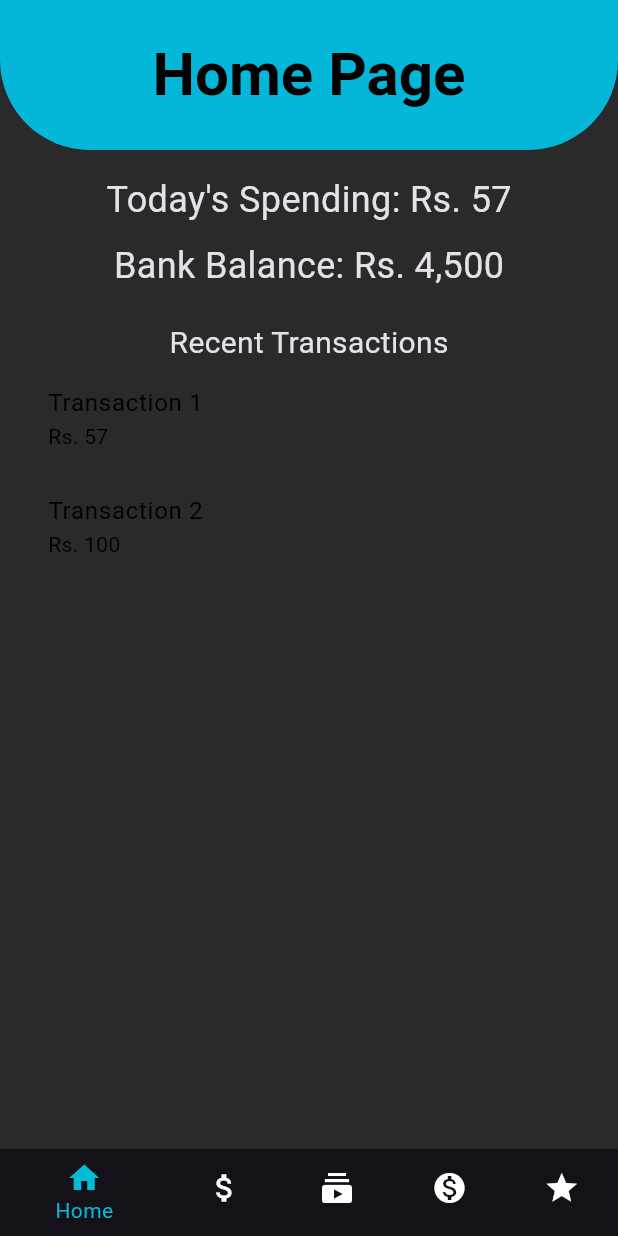
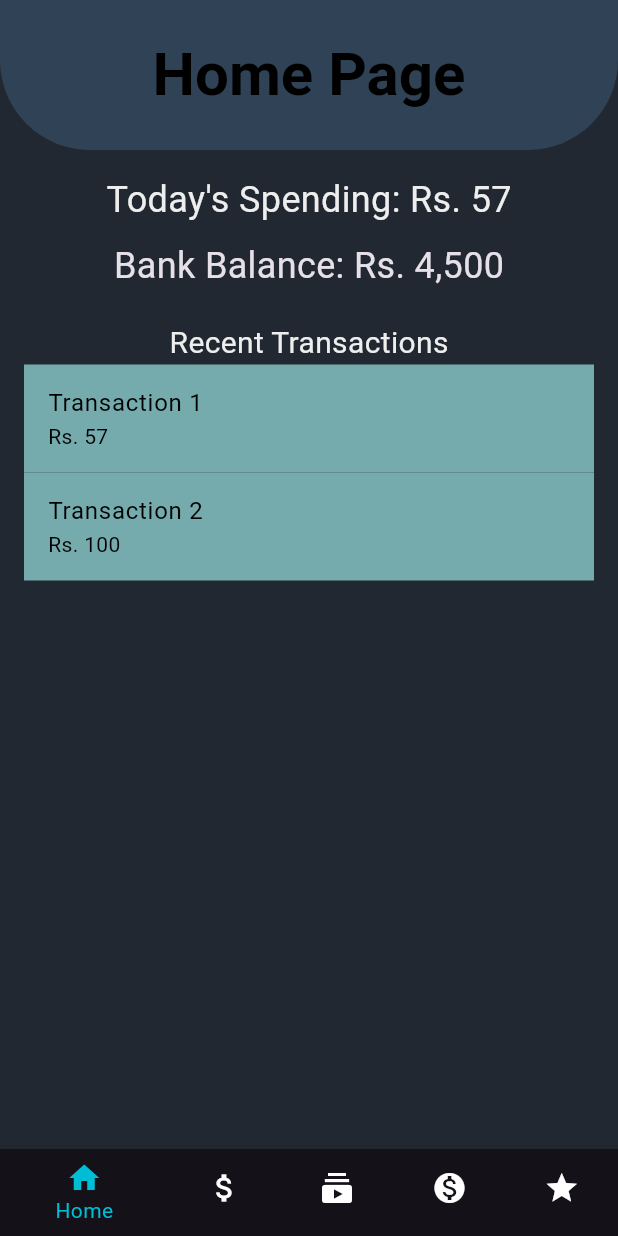
Before and after one commit to TanujTS/lw-fintrack, a Flutter app: the screen it shows after launch, on a phone screen of 412 x 824 dp. Run offline on Flutter 3.47's test engine with Material 3 defaults, Android fonts, the phone set to English and light mode, and no system bars.

Commit message:
Color Theme

```diff
--- a/lib/main.dart
+++ b/lib/main.dart
@@ -5,6 +5,7 @@ import 'screens/subscription_screen.dart';
 import 'screens/spending_screen.dart';
 import 'screens/rewards_screen.dart';
 import 'widgets/bottom_navbar.dart';
+import 'package:fintrack/models/color_theme.dart';
 
 void main() {
   runApp(MyApp());
@@ -19,11 +20,10 @@ class MyApp extends StatelessWidget {
       debugShowCheckedModeBanner: false,
       title: 'Expense Tracker',
       theme: ThemeData.dark().copyWith(
-        primaryColor: Colors.cyan,
-        colorScheme: ColorScheme.fromSwatch().copyWith(
-          secondary: Colors.teal
-        ),
-        scaffoldBackgroundColor: const Color.fromARGB(255, 42, 42, 42),
+        primaryColor: ColorTheme.primaryColor,
+        colorScheme: ColorScheme.fromSwatch()
+            .copyWith(secondary: ColorTheme.secondaryColor),
+        scaffoldBackgroundColor: ColorTheme.primaryBgColor,
       ),
       home: MainScreen(),
     );
--- /dev/null
+++ b/lib/models/color_theme.dart
@@ -0,0 +1,8 @@
+import 'package:flutter/material.dart';
+
+class ColorTheme {
+  static const Color primaryColor = Color.fromARGB(255, 238, 238, 238);
+  static const Color secondaryColor = Color.fromARGB(255, 118, 171, 174);
+  static const Color primaryBgColor = Color.fromARGB(255, 34, 40, 49);
+  static const Color secondaryBgColor = Color.fromARGB(255, 49, 54, 63);
+}
--- a/lib/screens/home_screen.dart
+++ b/lib/screens/home_screen.dart
@@ -1,4 +1,5 @@
 import 'package:flutter/material.dart';
+import 'package:fintrack/models/color_theme.dart';
 
 class HomeScreen extends StatelessWidget {
   const HomeScreen({super.key});
@@ -7,12 +8,10 @@ class HomeScreen extends StatelessWidget {
   Widget build(BuildContext context) {
     return Scaffold(
       appBar: AppBar(
-
         shape: const RoundedRectangleBorder(
           borderRadius: BorderRadius.vertical(
             bottom: Radius.circular(60),
           ),
-
         ),
         elevation: 10,
         toolbarHeight: 100,
@@ -25,27 +24,32 @@ class HomeScreen extends StatelessWidget {
             fontSize: 40,
           ),
         ),
-        backgroundColor: Colors.cyan,
+        backgroundColor: ColorTheme.secondaryBgColor,
       ),
       body: Padding(
         padding: const EdgeInsets.all(16.0),
         child: Column(
           children: [
-            const Text('Today\'s Spending: Rs. 57', style: TextStyle(fontSize: 24)),
+            const Text('Today\'s Spending: Rs. 57',
+                style: TextStyle(fontSize: 24, color: ColorTheme.primaryColor)),
             const SizedBox(height: 10),
-            const Text('Bank Balance: Rs. 4,500', style: TextStyle(fontSize: 24)),
+            const Text('Bank Balance: Rs. 4,500',
+                style: TextStyle(fontSize: 24)),
             const SizedBox(height: 20),
-            const Text('Recent Transactions', style: TextStyle(fontSize: 20)),
+            const Text('Recent Transactions',
+                style: TextStyle(fontSize: 20, color: ColorTheme.primaryColor)),
             Expanded(
               child: ListView(
                 children: const [
                   ListTile(
                     title: Text('Transaction 1'),
                     subtitle: Text('Rs. 57'),
+                    tileColor: ColorTheme.secondaryColor,
                   ),
                   ListTile(
                     title: Text('Transaction 2'),
                     subtitle: Text('Rs. 100'),
+                    tileColor: ColorTheme.secondaryColor,
                   ),
                 ],
               ),
--- a/pubspec.yaml
+++ b/pubspec.yaml
@@ -35,6 +35,7 @@ dependencies:
   # The following adds the Cupertino Icons font to your application.
   # Use with the CupertinoIcons class for iOS style icons.
   cupertino_icons: ^1.0.8
+  fl_chart: ^0.63.0
 
 dev_dependencies:
   flutter_test:
```
Also changed, not shown: lib/screens/spending_screen.dart (+17 -10 lines), lib/screens/subscription_screen.dart (+5 -6 lines), lib/models/subscription_model.dart (deleted), pubspec.lock.
